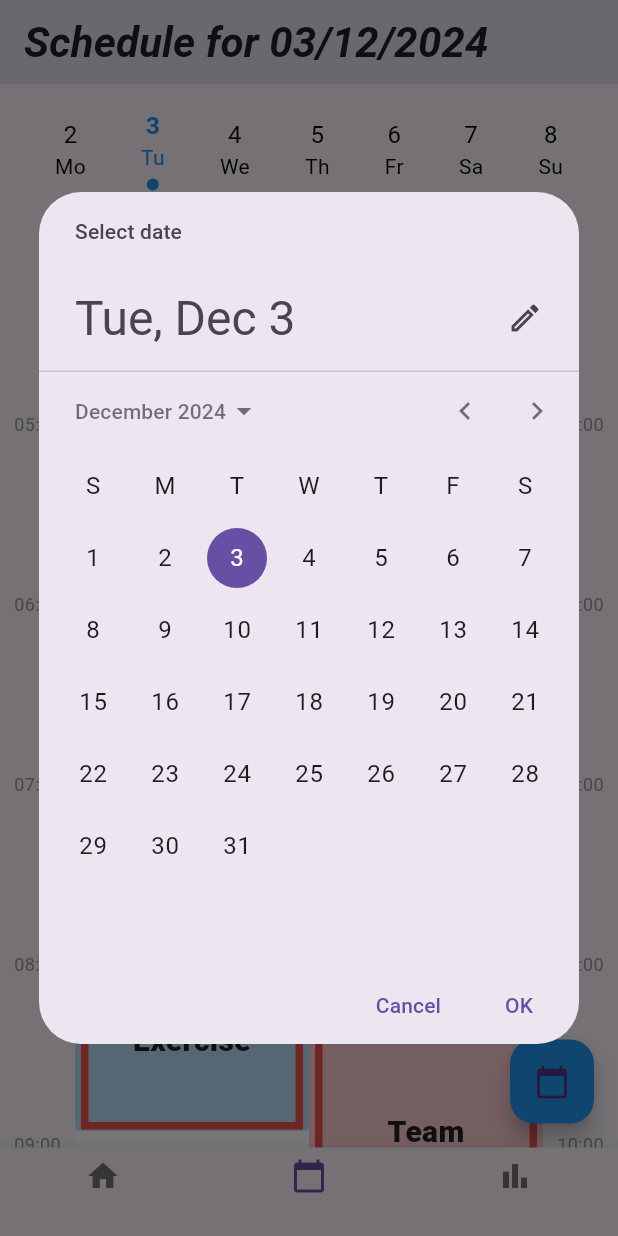
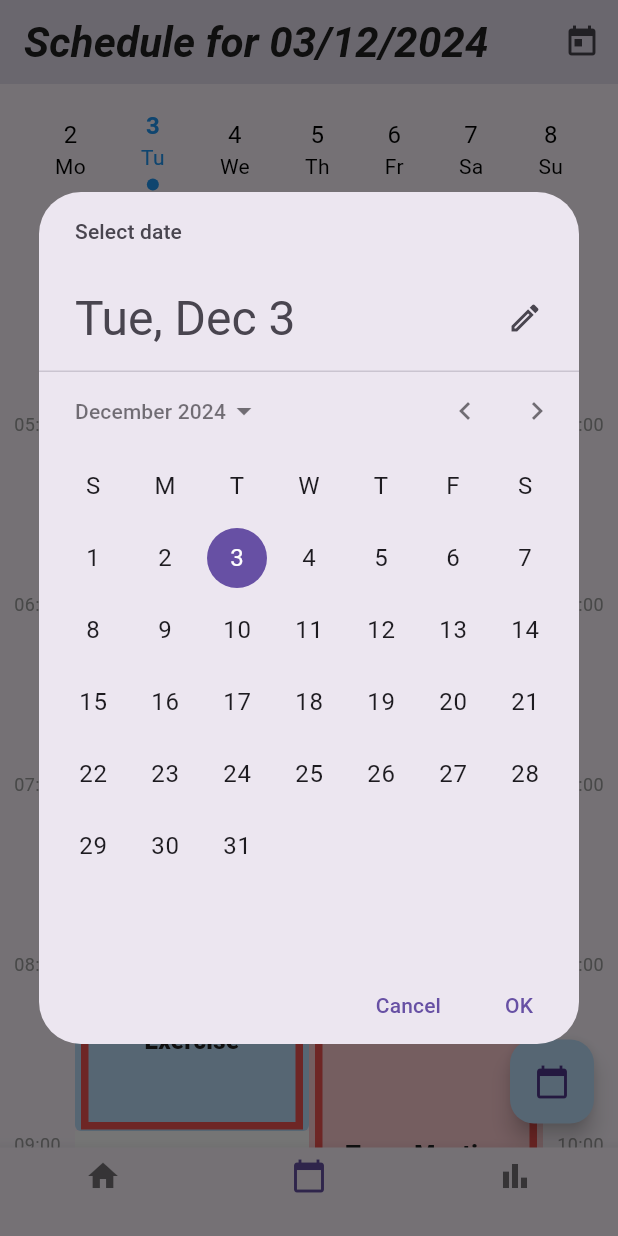
Before and after one commit to LRC16/HCI_APP, a Flutter app: the screen it shows after launch, scrolled down 576 dp, after a tap on the "calendar today" icon, on a phone screen of 412 x 824 dp. Run offline on Flutter 3.47's test engine with Material 3 defaults, Android fonts, the phone set to English and light mode, and no system bars.

Commit message:
final schedule page

```diff
--- a/lib/main.dart
+++ b/lib/main.dart
@@ -27,23 +27,26 @@ class MainScreen extends StatefulWidget {
 
 class _MainScreenState extends State<MainScreen> {
   int _selectedIndex = 1;
-
-  final List<Widget> _pages = [
-    HomePage(),
-    DailySchedulePage(selectedDate: DateTime.now(),),
-    MentalLoadIndicator(),
-  ];
-
-  void _onItemTapped(int index) {
-    setState(() {
-      _selectedIndex = index;
-    });
-  }
+  DateTime currentDate = DateTime.now();
 
   @override
   Widget build(BuildContext context) {
     return Scaffold(
-      body: _pages[_selectedIndex],
+      body: IndexedStack(  // Use IndexedStack instead of a List
+        index: _selectedIndex,
+        children: [
+          HomePage(),
+          Navigator(  // Wrap only DailySchedulePage in a Navigator
+            onGenerateRoute: (settings) {
+              return MaterialPageRoute(
+                builder: (context) => DailySchedulePage(selectedDate: currentDate),
+                maintainState: true,
+              );
+            },
+          ),
+          MentalLoadIndicator(),
+        ],
+      ),
       bottomNavigationBar: BottomNavigationBar(
         items: [
           BottomNavigationBarItem(icon: Icon(Icons.home), label: ''),
@@ -55,4 +58,15 @@ class _MainScreenState extends State<MainScreen> {
       ),
     );
   }
+
+  void _onItemTapped(int index) {
+    setState(() {
+      _selectedIndex = index;
+    });
+  }
 }
+
+
+
+
+// Calendar Page with Calendar Grid and Daily Schedule Navigation
--- a/lib/pages/daily_schedule_page.dart
+++ b/lib/pages/daily_schedule_page.dart
@@ -8,6 +8,7 @@ class DailySchedulePage extends StatefulWidget {
   final DateTime selectedDate;
 
   DailySchedulePage({required this.selectedDate});
+
 
   @override
   _DailySchedulePageState createState() => _DailySchedulePageState();
@@ -106,6 +107,13 @@ class _DailySchedulePageState extends State<DailySchedulePage> {
     "title": "Sleep",
     "type": "other",
     "score": 0  // other type
+  },
+  {
+    "time": "20:00 - 21:15",
+    "user": "both",
+    "title": "Video Call",
+    "type": "other",
+    "score": -8  // other type
   },
       ];
     }
@@ -319,11 +327,23 @@ class _DailySchedulePageState extends State<DailySchedulePage> {
 
     return Scaffold(
   appBar: AppBar(
+    actions: [
+    IconButton(
+      icon: Icon(Icons.today),
+      onPressed: () {
+        // Action when pressed
+        Navigator.of(context).pushReplacement(
+        MaterialPageRoute(
+          builder: (context) => DailySchedulePage(selectedDate: DateTime.now()),
+        ),
+      );
+      },
+    ),],
 
     title: GestureDetector(
     onTap: () async{  DateTime? pickedDate = await showDatePicker(
       context: context,
-      initialDate: DateTime.now(),
+      initialDate: today,
       firstDate: DateTime(2000),
       lastDate: DateTime(2100),
     );
@@ -409,6 +429,7 @@ class _DailySchedulePageState extends State<DailySchedulePage> {
                 DateTime startOfWeek = widget.selectedDate.subtract(Duration(days: widget.selectedDate.weekday - 1));
                 DateTime day = startOfWeek.add(Duration(days: index));
                 bool isSelected = day.day == widget.selectedDate.day;
+                bool isToday = day.day == DateTime.now().day;
 
                 return GestureDetector(
                   onTap: () {
@@ -458,7 +479,7 @@ class _DailySchedulePageState extends State<DailySchedulePage> {
                           color: isSelected ? Colors.blue : Colors.black,
                         ),
                       ),
-                      if (isSelected)
+                      if (isToday)
                         Container(
                           margin: EdgeInsets.only(top: 4),
                           width: 8,
@@ -529,7 +550,7 @@ class _DailySchedulePageState extends State<DailySchedulePage> {
   floatingActionButton: FloatingActionButton(
  onPressed: () async{  DateTime? pickedDate = await showDatePicker(
       context: context,
-      initialDate: DateTime.now(),
+      initialDate: today,
       firstDate: DateTime(2000),
       lastDate: DateTime(2100),
     );
@@ -542,7 +563,7 @@ class _DailySchedulePageState extends State<DailySchedulePage> {
     };
   },
  child: Icon(Icons.calendar_today),
- backgroundColor: Colors.blue,
+ backgroundColor: Colors.blue[100]!,
 ),
 
 );
@@ -652,7 +673,7 @@ class _DailySchedulePageState extends State<DailySchedulePage> {
             child: Text(
               title,
               style: TextStyle(
-                fontSize: 20,
+                fontSize: 16,
                 color: Colors.grey.shade900,
                 fontWeight: FontWeight.w800,
               ),
@@ -755,7 +776,7 @@ class _DailySchedulePageState extends State<DailySchedulePage> {
             child: Text(
               title,
               style: TextStyle(
-                fontSize: 20,
+                fontSize: 16,
                 color: Colors.grey.shade900,
                 fontWeight: FontWeight.w800,
               ),
```
Also changed, not shown: 15 other files.
